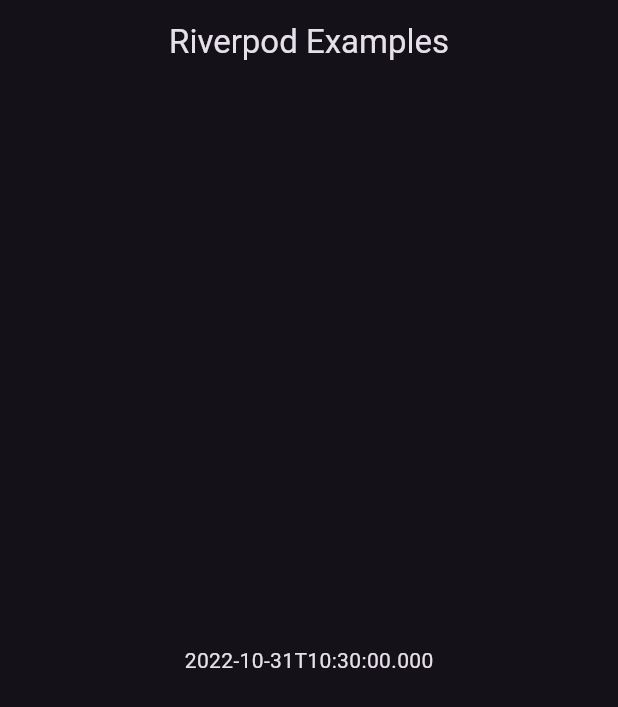
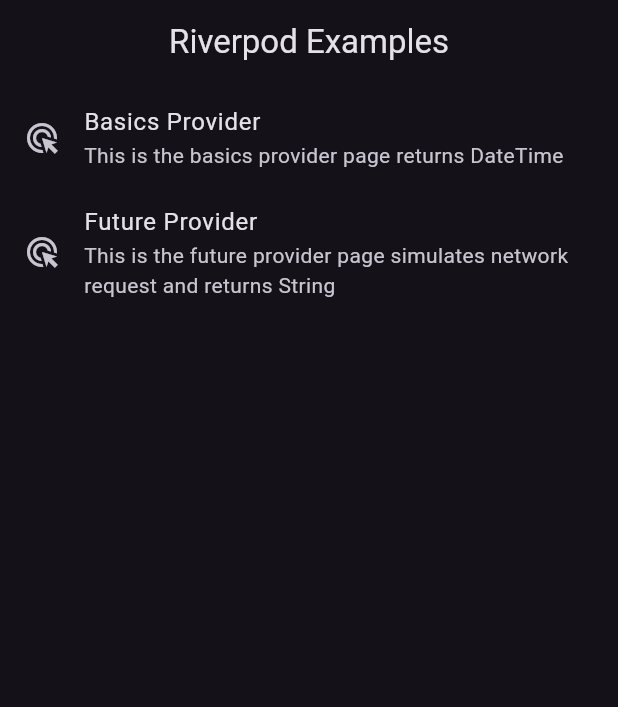
Before and after one commit to yamisagi/riverpod_examples, a Flutter app: the screen it shows after launch, on a phone screen of 412 x 824 dp. Shown: the top 707 px of the screen. Run offline on Flutter 3.47's test engine with Material 2 defaults, Android fonts, the phone set to English and light mode, and no system bars; our stand-ins replace hooks_riverpod.

Commit message:
update content

```diff
--- a/lib/basics/basics_provider.dart
+++ b/lib/basics/basics_provider.dart
@@ -6,8 +6,8 @@
   return DateTime.now();
 });
 
-class HomePage extends ConsumerWidget {
-  const HomePage({super.key});
+class BasicProviderExample extends ConsumerWidget {
+  const BasicProviderExample({super.key});
 
   @override
   Widget build(BuildContext context, WidgetRef ref) {
@@ -21,7 +21,10 @@
         title: const Text('Riverpod Examples'),
       ),
       body: Center(
-        child: Text(dateTime.toIso8601String()),
+        child: Text(
+          dateTime.toIso8601String(),
+          style: Theme.of(context).textTheme.headline4,
+        ),
       ),
     );
   }
--- /dev/null
+++ b/lib/constant/const.dart
@@ -0,0 +1,29 @@
+import 'package:riverpod_examples/basics/basics_provider.dart';
+import 'package:riverpod_examples/basics/future_provider.dart';
+import 'package:riverpod_examples/pages/home_page.dart';
+
+class Constants {
+  // This is the list of all the routes in the application.
+  // We can use this list to generate the routes.
+  static final List<Map<String, dynamic>> routesList = [
+    {
+      'title': 'Home',
+      'route': '/',
+      'page': const HomePage(),
+      'subtitle': 'This is the home page',
+    },
+    {
+      'title': 'Basics Provider',
+      'route': '/basics_provider',
+      'page':  const BasicProviderExample(),
+      'subtitle': 'This is the basics provider page returns DateTime',
+    },
+    {
+      'title': 'Future Provider',
+      'route': '/future_provider',
+      'page': const FutureProviderExample(),
+      'subtitle':
+          'This is the future provider page simulates network request and returns String',
+    },
+  ];
+}
--- a/lib/main.dart
+++ b/lib/main.dart
@@ -1,6 +1,6 @@
 import 'package:flutter/material.dart';
 import 'package:hooks_riverpod/hooks_riverpod.dart';
-import 'package:riverpod_examples/basics/basics_provider.dart';
+import 'package:riverpod_examples/constant/const.dart';
 
 // The ProviderScope is the root of the application.
 // It is used to provide providers to the entire application.
@@ -18,12 +18,17 @@
   @override
   Widget build(BuildContext context) {
     return MaterialApp(
+      routes: Constants.routesList.asMap().map(
+            (key, value) => MapEntry(
+              value['route'],
+              (context) => value['page'],
+            ),
+          ),
       debugShowCheckedModeBanner: false,
       theme: ThemeData.dark(
         useMaterial3: true,
       ),
       title: 'Riverpod Examples',
-      home: const HomePage(),
     );
   }
 }
--- /dev/null
+++ b/lib/pages/home_page.dart
@@ -0,0 +1,32 @@
+import 'package:flutter/material.dart';
+import 'package:riverpod_examples/constant/const.dart';
+import 'package:riverpod_examples/widgets/router_button.dart';
+
+class HomePage extends StatelessWidget {
+  const HomePage({super.key});
+
+  @override
+  Widget build(
+    BuildContext context,
+  ) {
+    return Scaffold(
+      appBar: AppBar(
+        centerTitle: true,
+        title: const Text('Riverpod Examples'),
+      ),
+      body: ListView.builder(
+        itemCount: Constants.routesList.length,
+        itemBuilder: (context, index) {
+          final route = Constants.routesList[index];
+          // To prevent show the first item <HomePage>
+          if (index == 0) return const SizedBox();
+          return RouterButton(
+            title: route['title'],
+            routeName: route['route'],
+            subtitle: route['subtitle'],
+          );
+        },
+      ),
+    );
+  }
+}
--- /dev/null
+++ b/lib/widgets/router_button.dart
@@ -0,0 +1,25 @@
+import 'package:flutter/material.dart';
+
+class RouterButton extends StatelessWidget {
+  const RouterButton({
+    Key? key,
+    required this.routeName,
+    required this.title,
+    required this.subtitle,
+  }) : super(key: key);
+  final String routeName;
+  final String title;
+  final String subtitle;
+
+  @override
+  Widget build(BuildContext context) {
+    return ListTile(
+      leading: const Icon(Icons.ads_click_outlined),
+      title: Text(title),
+      subtitle: Text(subtitle),
+      onTap: () {
+        Navigator.of(context).pushNamed(routeName);
+      },
+    );
+  }
+}
```
Also changed, not shown: lib/basics/future_provider.dart (added, +48 -0 lines), 1 other file.
